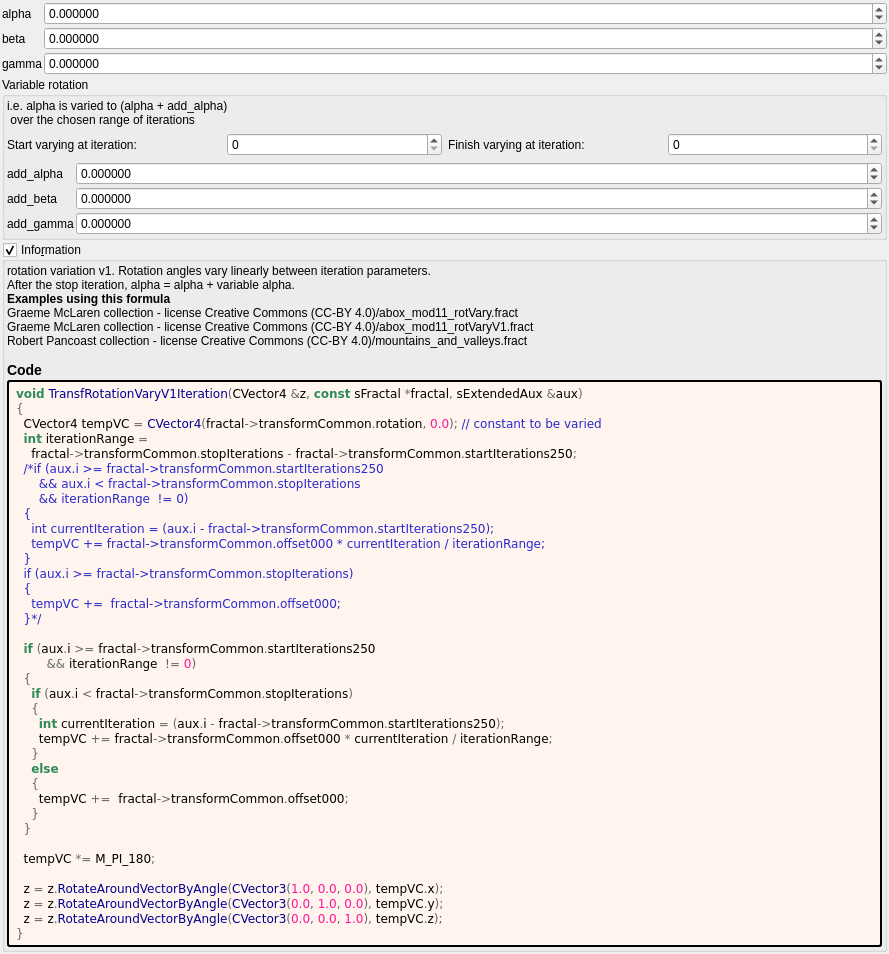
The window that mandelbulber2/formula/ui/transf_rotation_vary_v1.ui (buddhi1980/mandelbulber2) describes before a commit, drawn with Qt 5.
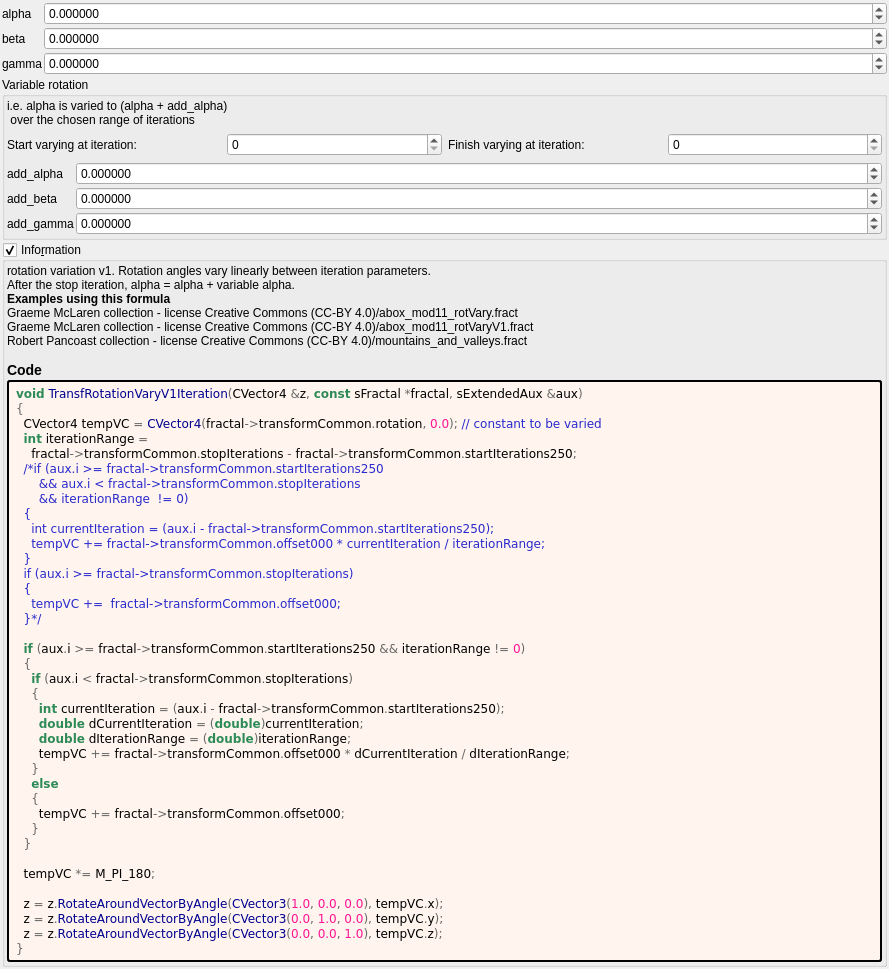
The same window after the commit. Custom widgets are drawn as their Qt base class.

Commit message: Corrected code for transf_rotation_vary_v1 Updated OpenCL formulas

```diff
--- a/mandelbulber2/formula/ui/transf_rotation_vary_v1.ui
+++ b/mandelbulber2/formula/ui/transf_rotation_vary_v1.ui
@@ -401,17 +401,18 @@
 &lt;span style=&quot;color:#2929cc&quot;&gt;    tempVC +=  fractal-&amp;gt;transformCommon.offset000;&lt;/span&gt;
 &lt;span style=&quot;color:#2929cc&quot;&gt;  }*/&lt;/span&gt;
 
-  &lt;span style=&quot;color:#2e8b57; font-weight:bold&quot;&gt;if&lt;/span&gt; &lt;span style=&quot;color:#676767&quot;&gt;(&lt;/span&gt;aux&lt;span style=&quot;color:#676767&quot;&gt;.&lt;/span&gt;i &lt;span style=&quot;color:#676767&quot;&gt;&amp;gt;=&lt;/span&gt; fractal&lt;span style=&quot;color:#676767&quot;&gt;-&amp;gt;&lt;/span&gt;transformCommon&lt;span style=&quot;color:#676767&quot;&gt;.&lt;/span&gt;startIterations250
-        &lt;span style=&quot;color:#676767&quot;&gt;&amp;amp;&amp;amp;&lt;/span&gt; iterationRange  &lt;span style=&quot;color:#676767&quot;&gt;!=&lt;/span&gt; &lt;span style=&quot;color:#ff1493&quot;&gt;0&lt;/span&gt;&lt;span style=&quot;color:#676767&quot;&gt;)&lt;/span&gt;
+  &lt;span style=&quot;color:#2e8b57; font-weight:bold&quot;&gt;if&lt;/span&gt; &lt;span style=&quot;color:#676767&quot;&gt;(&lt;/span&gt;aux&lt;span style=&quot;color:#676767&quot;&gt;.&lt;/span&gt;i &lt;span style=&quot;color:#676767&quot;&gt;&amp;gt;=&lt;/span&gt; fractal&lt;span style=&quot;color:#676767&quot;&gt;-&amp;gt;&lt;/span&gt;transformCommon&lt;span style=&quot;color:#676767&quot;&gt;.&lt;/span&gt;startIterations250 &lt;span style=&quot;color:#676767&quot;&gt;&amp;amp;&amp;amp;&lt;/span&gt; iterationRange &lt;span style=&quot;color:#676767&quot;&gt;!=&lt;/span&gt; &lt;span style=&quot;color:#ff1493&quot;&gt;0&lt;/span&gt;&lt;span style=&quot;color:#676767&quot;&gt;)&lt;/span&gt;
   &lt;span style=&quot;color:#676767&quot;&gt;{&lt;/span&gt;
     &lt;span style=&quot;color:#2e8b57; font-weight:bold&quot;&gt;if&lt;/span&gt; &lt;span style=&quot;color:#676767&quot;&gt;(&lt;/span&gt;aux&lt;span style=&quot;color:#676767&quot;&gt;.&lt;/span&gt;i &lt;span style=&quot;color:#676767&quot;&gt;&amp;lt;&lt;/span&gt; fractal&lt;span style=&quot;color:#676767&quot;&gt;-&amp;gt;&lt;/span&gt;transformCommon&lt;span style=&quot;color:#676767&quot;&gt;.&lt;/span&gt;stopIterations&lt;span style=&quot;color:#676767&quot;&gt;)&lt;/span&gt;
     &lt;span style=&quot;color:#676767&quot;&gt;{&lt;/span&gt;
       &lt;span style=&quot;color:#2e8b57; font-weight:bold&quot;&gt;int&lt;/span&gt; currentIteration &lt;span style=&quot;color:#676767&quot;&gt;= (&lt;/span&gt;aux&lt;span style=&quot;color:#676767&quot;&gt;.&lt;/span&gt;i &lt;span style=&quot;color:#676767&quot;&gt;-&lt;/span&gt; fractal&lt;span style=&quot;color:#676767&quot;&gt;-&amp;gt;&lt;/span&gt;transformCommon&lt;span style=&quot;color:#676767&quot;&gt;.&lt;/span&gt;startIterations250&lt;span style=&quot;color:#676767&quot;&gt;);&lt;/span&gt;
-      tempVC &lt;span style=&quot;color:#676767&quot;&gt;+=&lt;/span&gt; fractal&lt;span style=&quot;color:#676767&quot;&gt;-&amp;gt;&lt;/span&gt;transformCommon&lt;span style=&quot;color:#676767&quot;&gt;.&lt;/span&gt;offset000 &lt;span style=&quot;color:#676767&quot;&gt;*&lt;/span&gt; currentIteration &lt;span style=&quot;color:#676767&quot;&gt;/&lt;/span&gt; iterationRange&lt;span style=&quot;color:#676767&quot;&gt;;&lt;/span&gt;
+      &lt;span style=&quot;color:#2e8b57; font-weight:bold&quot;&gt;double&lt;/span&gt; dCurrentIteration &lt;span style=&quot;color:#676767&quot;&gt;= (&lt;/span&gt;&lt;span style=&quot;color:#2e8b57; font-weight:bold&quot;&gt;double&lt;/span&gt;&lt;span style=&quot;color:#676767&quot;&gt;)&lt;/span&gt;currentIteration&lt;span style=&quot;color:#676767&quot;&gt;;&lt;/span&gt;
+      &lt;span style=&quot;color:#2e8b57; font-weight:bold&quot;&gt;double&lt;/span&gt; dIterationRange &lt;span style=&quot;color:#676767&quot;&gt;= (&lt;/span&gt;&lt;span style=&quot;color:#2e8b57; font-weight:bold&quot;&gt;double&lt;/span&gt;&lt;span style=&quot;color:#676767&quot;&gt;)&lt;/span&gt;iterationRange&lt;span style=&quot;color:#676767&quot;&gt;;&lt;/span&gt;
+      tempVC &lt;span style=&quot;color:#676767&quot;&gt;+=&lt;/span&gt; fractal&lt;span style=&quot;color:#676767&quot;&gt;-&amp;gt;&lt;/span&gt;transformCommon&lt;span style=&quot;color:#676767&quot;&gt;.&lt;/span&gt;offset000 &lt;span style=&quot;color:#676767&quot;&gt;*&lt;/span&gt; dCurrentIteration &lt;span style=&quot;color:#676767&quot;&gt;/&lt;/span&gt; dIterationRange&lt;span style=&quot;color:#676767&quot;&gt;;&lt;/span&gt;
     &lt;span style=&quot;color:#676767&quot;&gt;}&lt;/span&gt;
     &lt;span style=&quot;color:#2e8b57; font-weight:bold&quot;&gt;else&lt;/span&gt;
     &lt;span style=&quot;color:#676767&quot;&gt;{&lt;/span&gt;
-      tempVC &lt;span style=&quot;color:#676767&quot;&gt;+=&lt;/span&gt;  fractal&lt;span style=&quot;color:#676767&quot;&gt;-&amp;gt;&lt;/span&gt;transformCommon&lt;span style=&quot;color:#676767&quot;&gt;.&lt;/span&gt;offset000&lt;span style=&quot;color:#676767&quot;&gt;;&lt;/span&gt;
+      tempVC &lt;span style=&quot;color:#676767&quot;&gt;+=&lt;/span&gt; fractal&lt;span style=&quot;color:#676767&quot;&gt;-&amp;gt;&lt;/span&gt;transformCommon&lt;span style=&quot;color:#676767&quot;&gt;.&lt;/span&gt;offset000&lt;span style=&quot;color:#676767&quot;&gt;;&lt;/span&gt;
     &lt;span style=&quot;color:#676767&quot;&gt;}&lt;/span&gt;
   &lt;span style=&quot;color:#676767&quot;&gt;}&lt;/span&gt;
 
```
The commit also changes 27 other files.
